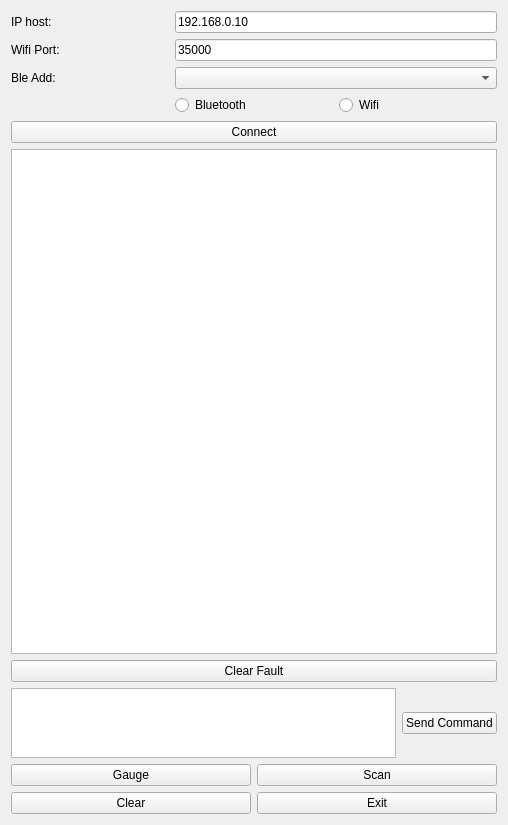
First picture: the form in mainwindow.ui, repository takyonxxx/Elm327_Wifi_Obd2_Qt_Project, before the edit.
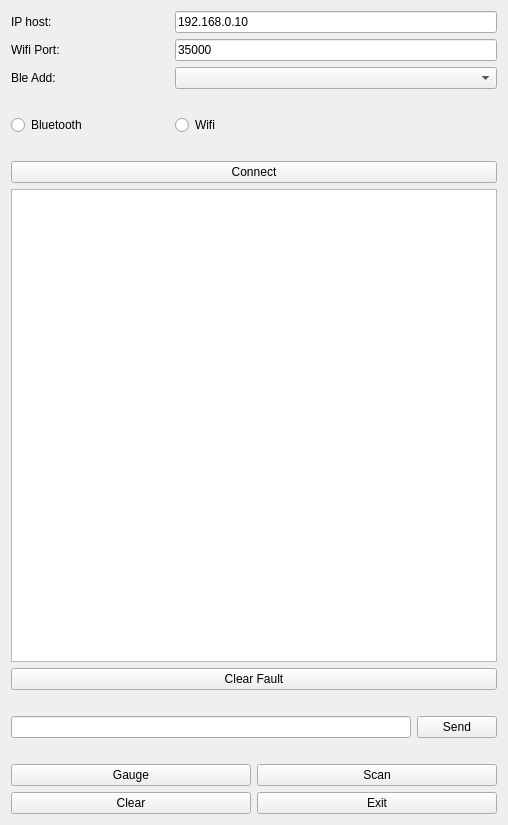
Second picture: the form after the edit.

```diff
--- a/mainwindow.ui
+++ b/mainwindow.ui
@@ -10,132 +10,24 @@
     <height>825</height>
    </rect>
   </property>
+  <property name="sizePolicy">
+   <sizepolicy hsizetype="Fixed" vsizetype="Fixed">
+    <horstretch>0</horstretch>
+    <verstretch>0</verstretch>
+   </sizepolicy>
+  </property>
   <property name="windowTitle">
    <string>MainWindow</string>
   </property>
+  <property name="autoFillBackground">
+   <bool>false</bool>
+  </property>
+  <property name="animated">
+   <bool>false</bool>
+  </property>
   <widget class="QWidget" name="centralWidget">
    <layout class="QGridLayout" name="gridLayout">
-    <item row="7" column="0" colspan="3">
-     <widget class="QPushButton" name="pushDiagnostic">
-      <property name="maximumSize">
-       <size>
-        <width>16777215</width>
-        <height>16777215</height>
-       </size>
-      </property>
-      <property name="text">
-       <string>Clear Fault</string>
-      </property>
-     </widget>
-    </item>
-    <item row="6" column="0" colspan="3">
-     <widget class="QTextBrowser" name="textTerminal"/>
-    </item>
-    <item row="0" column="1" colspan="2">
-     <widget class="QLineEdit" name="ipEdit">
-      <property name="maximumSize">
-       <size>
-        <width>16777215</width>
-        <height>16777215</height>
-       </size>
-      </property>
-      <property name="text">
-       <string>192.168.0.10</string>
-      </property>
-     </widget>
-    </item>
-    <item row="8" column="0" colspan="3">
-     <layout class="QHBoxLayout" name="horizontalSendEdit">
-      <item>
-       <widget class="QTextEdit" name="textSend">
-        <property name="sizePolicy">
-         <sizepolicy hsizetype="Expanding" vsizetype="Preferred">
-          <horstretch>0</horstretch>
-          <verstretch>0</verstretch>
-         </sizepolicy>
-        </property>
-        <property name="minimumSize">
-         <size>
-          <width>0</width>
-          <height>0</height>
-         </size>
-        </property>
-        <property name="maximumSize">
-         <size>
-          <width>16777215</width>
-          <height>100</height>
-         </size>
-        </property>
-       </widget>
-      </item>
-      <item>
-       <widget class="QPushButton" name="pushSend">
-        <property name="sizePolicy">
-         <sizepolicy hsizetype="Fixed" vsizetype="Fixed">
-          <horstretch>0</horstretch>
-          <verstretch>0</verstretch>
-         </sizepolicy>
-        </property>
-        <property name="maximumSize">
-         <size>
-          <width>16777215</width>
-          <height>16777215</height>
-         </size>
-        </property>
-        <property name="text">
-         <string>Send Command</string>
-        </property>
-       </widget>
-      </item>
-     </layout>
-    </item>
-    <item row="0" column="0">
-     <widget class="QLabel" name="labelIp">
-      <property name="maximumSize">
-       <size>
-        <width>16777215</width>
-        <height>16777215</height>
-       </size>
-      </property>
-      <property name="text">
-       <string>IP host:</string>
-      </property>
-     </widget>
-    </item>
-    <item row="3" column="1">
-     <widget class="QRadioButton" name="radioBle">
-      <property name="text">
-       <string>Bluetooth</string>
-      </property>
-     </widget>
-    </item>
-    <item row="1" column="1" colspan="2">
-     <widget class="QLineEdit" name="wifiPortEdit">
-      <property name="maximumSize">
-       <size>
-        <width>16777215</width>
-        <height>16777215</height>
-       </size>
-      </property>
-      <property name="text">
-       <string>35000</string>
-      </property>
-     </widget>
-    </item>
-    <item row="5" column="0" colspan="3">
-     <widget class="QPushButton" name="pushConnect">
-      <property name="maximumSize">
-       <size>
-        <width>16777215</width>
-        <height>16777215</height>
-       </size>
-      </property>
-      <property name="text">
-       <string>Connect</string>
-      </property>
-     </widget>
-    </item>
-    <item row="10" column="0" colspan="3">
+    <item row="14" column="0" colspan="3">
      <layout class="QHBoxLayout" name="horizontalControls">
       <item>
        <widget class="QPushButton" name="pushClear">
@@ -165,14 +57,7 @@
       </item>
      </layout>
     </item>
-    <item row="3" column="2">
-     <widget class="QRadioButton" name="radioWifi">
-      <property name="text">
-       <string>Wifi</string>
-      </property>
-     </widget>
-    </item>
-    <item row="9" column="0" colspan="3">
+    <item row="13" column="0" colspan="3">
      <layout class="QHBoxLayout" name="horizontalDiagnostic">
       <item>
        <widget class="QPushButton" name="pushGauge">
@@ -202,8 +87,8 @@
       </item>
      </layout>
     </item>
-    <item row="1" column="0">
-     <widget class="QLabel" name="labelWifiPort">
+    <item row="9" column="0" colspan="3">
+     <widget class="QPushButton" name="pushDiagnostic">
       <property name="maximumSize">
        <size>
         <width>16777215</width>
@@ -211,10 +96,23 @@
        </size>
       </property>
       <property name="text">
-       <string>Wifi Port:</string>
+       <string>Clear Fault</string>
       </property>
      </widget>
     </item>
+    <item row="5" column="0" colspan="3">
+     <spacer name="horizontalSpacer">
+      <property name="orientation">
+       <enum>Qt::Horizontal</enum>
+      </property>
+      <property name="sizeHint" stdset="0">
+       <size>
+        <width>40</width>
+        <height>20</height>
+       </size>
+      </property>
+     </spacer>
+    </item>
     <item row="2" column="0">
      <widget class="QLabel" name="labelBluetoothDevice">
       <property name="text">
@@ -222,9 +120,156 @@
       </property>
      </widget>
     </item>
+    <item row="10" column="0" colspan="3">
+     <spacer name="horizontalSpacer_3">
+      <property name="orientation">
+       <enum>Qt::Horizontal</enum>
+      </property>
+      <property name="sizeHint" stdset="0">
+       <size>
+        <width>40</width>
+        <height>20</height>
+       </size>
+      </property>
+     </spacer>
+    </item>
+    <item row="8" column="0" colspan="3">
+     <widget class="QTextBrowser" name="textTerminal"/>
+    </item>
+    <item row="0" column="1" colspan="2">
+     <widget class="QLineEdit" name="ipEdit">
+      <property name="maximumSize">
+       <size>
+        <width>16777215</width>
+        <height>16777215</height>
+       </size>
+      </property>
+      <property name="text">
+       <string>192.168.0.10</string>
+      </property>
+     </widget>
+    </item>
+    <item row="7" column="0" colspan="3">
+     <widget class="QPushButton" name="pushConnect">
+      <property name="maximumSize">
+       <size>
+        <width>16777215</width>
+        <height>16777215</height>
+       </size>
+      </property>
+      <property name="text">
+       <string>Connect</string>
+      </property>
+     </widget>
+    </item>
+    <item row="1" column="0">
+     <widget class="QLabel" name="labelWifiPort">
+      <property name="maximumSize">
+       <size>
+        <width>16777215</width>
+        <height>16777215</height>
+       </size>
+      </property>
+      <property name="text">
+       <string>Wifi Port:</string>
+      </property>
+     </widget>
+    </item>
+    <item row="1" column="1" colspan="2">
+     <widget class="QLineEdit" name="wifiPortEdit">
+      <property name="maximumSize">
+       <size>
+        <width>16777215</width>
+        <height>16777215</height>
+       </size>
+      </property>
+      <property name="text">
+       <string>35000</string>
+      </property>
+     </widget>
+    </item>
+    <item row="11" column="0" colspan="3">
+     <layout class="QHBoxLayout" name="horizontalSendEdit">
+      <item>
+       <widget class="QLineEdit" name="sendEdit"/>
+      </item>
+      <item>
+       <widget class="QPushButton" name="pushSend">
+        <property name="sizePolicy">
+         <sizepolicy hsizetype="Fixed" vsizetype="Fixed">
+          <horstretch>0</horstretch>
+          <verstretch>0</verstretch>
+         </sizepolicy>
+        </property>
+        <property name="maximumSize">
+         <size>
+          <width>16777215</width>
+          <height>16777215</height>
+         </size>
+        </property>
+        <property name="text">
+         <string>  Send  </string>
+        </property>
+       </widget>
+      </item>
+     </layout>
+    </item>
+    <item row="4" column="0">
+     <widget class="QRadioButton" name="radioBle">
+      <property name="text">
+       <string>Bluetooth</string>
+      </property>
+     </widget>
+    </item>
+    <item row="4" column="1">
+     <widget class="QRadioButton" name="radioWifi">
+      <property name="text">
+       <string>Wifi</string>
+      </property>
+     </widget>
+    </item>
+    <item row="0" column="0">
+     <widget class="QLabel" name="labelIp">
+      <property name="maximumSize">
+       <size>
+        <width>16777215</width>
+        <height>16777215</height>
+       </size>
+      </property>
+      <property name="text">
+       <string>IP host:</string>
+      </property>
+     </widget>
+    </item>
     <item row="2" column="1" colspan="2">
      <widget class="QComboBox" name="comboBleList"/>
     </item>
+    <item row="3" column="0" colspan="3">
+     <spacer name="horizontalSpacer_2">
+      <property name="orientation">
+       <enum>Qt::Horizontal</enum>
+      </property>
+      <property name="sizeHint" stdset="0">
+       <size>
+        <width>40</width>
+        <height>20</height>
+       </size>
+      </property>
+     </spacer>
+    </item>
+    <item row="12" column="0" colspan="3">
+     <spacer name="horizontalSpacer_4">
+      <property name="orientation">
+       <enum>Qt::Horizontal</enum>
+      </property>
+      <property name="sizeHint" stdset="0">
+       <size>
+        <width>40</width>
+        <height>20</height>
+       </size>
+      </property>
+     </spacer>
+    </item>
    </layout>
   </widget>
  </widget>
```
